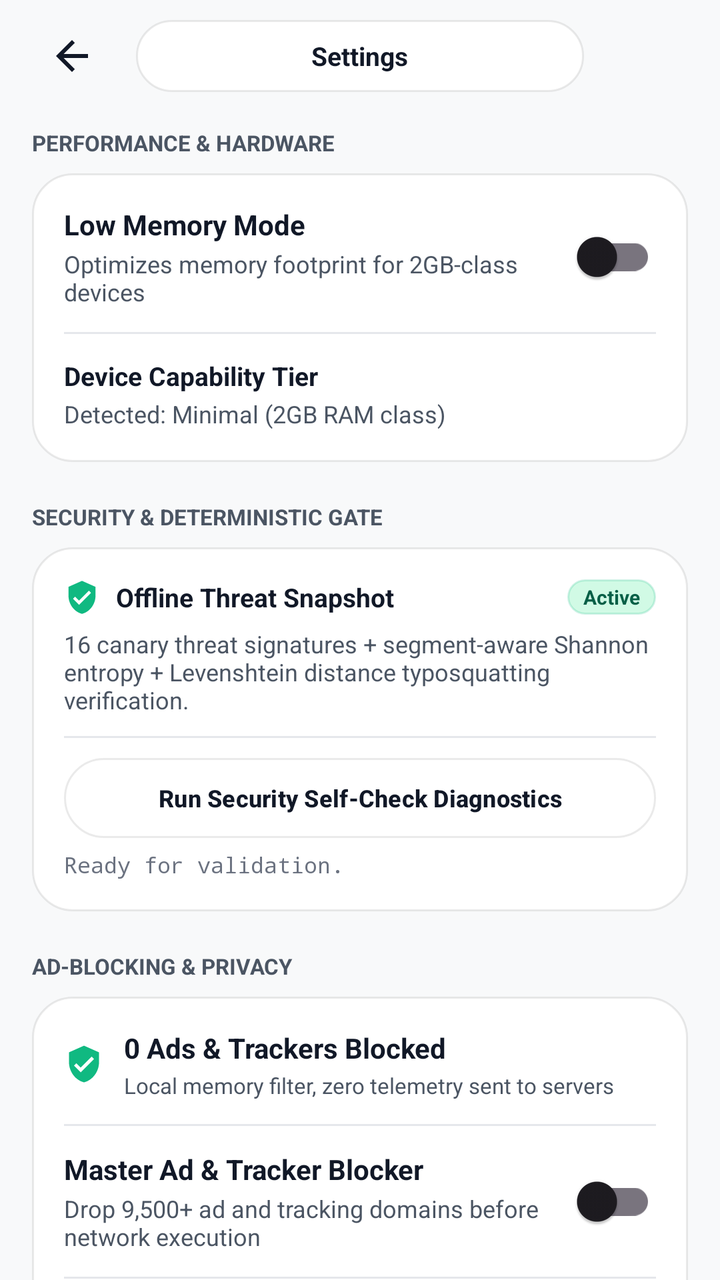
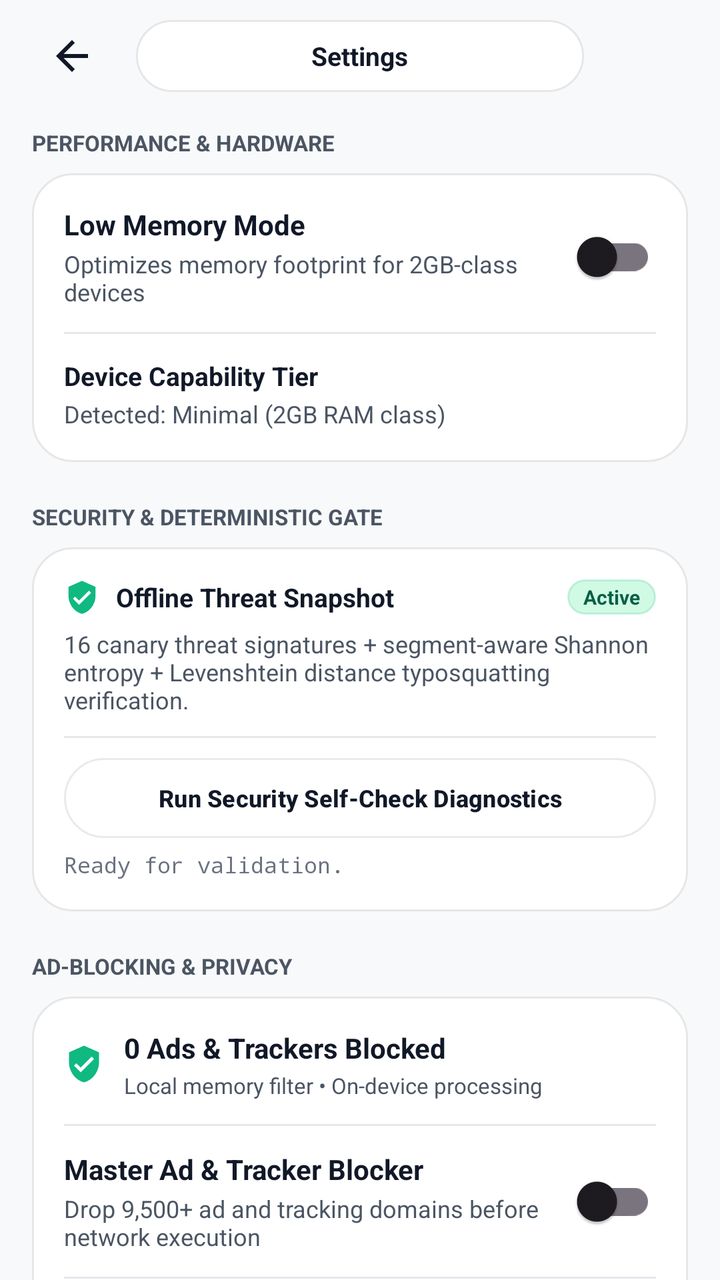

Two renders of the same Android screen: before a commit and after it. Below are the layout's source before the change and the commit's diff.
<!-- AndroidManifest.xml: application theme Theme.NovaBrowser -->
<!-- res/layout/activity_settings.xml -->
<?xml version="1.0" encoding="utf-8"?>
<LinearLayout xmlns:android="http://schemas.android.com/apk/res/android"
    xmlns:app="http://schemas.android.com/apk/res-auto"
    android:layout_width="match_parent"
    android:layout_height="match_parent"
    android:background="@color/canvas_base"
    android:orientation="vertical">

    
    <LinearLayout
        android:id="@+id/settingsHeader"
        android:layout_width="match_parent"
        android:layout_height="56dp"
        android:gravity="center_vertical"
        android:orientation="horizontal"
        android:paddingHorizontal="16dp">

        <ImageButton
            android:id="@+id/btnSettingsBack"
            android:layout_width="40dp"
            android:layout_height="40dp"
            android:background="?attr/selectableItemBackgroundBorderless"
            android:contentDescription="Back"
            android:src="@drawable/ic_arrow_back"
            app:tint="@color/text_primary" />

        <LinearLayout
            android:layout_width="0dp"
            android:layout_height="36dp"
            android:layout_marginHorizontal="12dp"
            android:layout_weight="1"
            android:background="@drawable/bg_glass_pill"
            android:gravity="center"
            android:orientation="horizontal">

            <TextView
                android:layout_width="wrap_content"
                android:layout_height="wrap_content"
                android:text="Settings"
                android:textColor="@color/text_primary"
                android:textSize="13sp"
                android:textStyle="bold" />
        </LinearLayout>

        <View
            android:layout_width="40dp"
            android:layout_height="40dp" />
    </LinearLayout>

    <ScrollView
        android:layout_width="match_parent"
        android:layout_height="match_parent"
        android:scrollbars="none">

        <LinearLayout
            android:layout_width="match_parent"
            android:layout_height="wrap_content"
            android:orientation="vertical"
            android:paddingHorizontal="16dp"
            android:paddingTop="8dp"
            android:paddingBottom="32dp">

            
            <TextView
                android:layout_width="match_parent"
                android:layout_height="wrap_content"
                android:text="PERFORMANCE &amp; HARDWARE"
                android:textColor="@color/text_secondary"
                android:textSize="11sp"
                android:textStyle="bold" />

            <LinearLayout
                android:layout_width="match_parent"
                android:layout_height="wrap_content"
                android:layout_marginTop="8dp"
                android:background="@drawable/bg_glass_card"
                android:elevation="1dp"
                android:orientation="vertical"
                android:padding="16dp">

                <LinearLayout
                    android:layout_width="match_parent"
                    android:layout_height="wrap_content"
                    android:gravity="center_vertical"
                    android:orientation="horizontal">

                    <LinearLayout
                        android:layout_width="0dp"
                        android:layout_height="wrap_content"
                        android:layout_weight="1"
                        android:orientation="vertical">

                        <TextView
                            android:layout_width="match_parent"
                            android:layout_height="wrap_content"
                            android:text="@string/low_memory_mode"
                            android:textColor="@color/text_primary"
                            android:textSize="14sp"
                            android:textStyle="bold" />

                        <TextView
                            android:layout_width="match_parent"
                            android:layout_height="wrap_content"
                            android:layout_marginTop="2dp"
                            android:text="@string/low_memory_desc"
                            android:textColor="@color/text_secondary"
                            android:textSize="12sp" />
                    </LinearLayout>

                    <com.google.android.material.switchmaterial.SwitchMaterial
                        android:id="@+id/switchLowMemory"
                        android:layout_width="wrap_content"
                        android:layout_height="wrap_content" />
                </LinearLayout>

                <View
                    android:layout_width="match_parent"
                    android:layout_height="1dp"
                    android:layout_marginVertical="12dp"
                    android:background="@color/divider" />

                <TextView
                    android:layout_width="match_parent"
                    android:layout_height="wrap_content"
                    android:text="@string/device_tier"
                    android:textColor="@color/text_primary"
                    android:textSize="13sp"
                    android:textStyle="bold" />

                <TextView
                    android:id="@+id/tvDeviceTierInfo"
                    android:layout_width="match_parent"
                    android:layout_height="wrap_content"
                    android:layout_marginTop="2dp"
                    android:text="Detected: Minimal (2GB RAM class)"
                    android:textColor="@color/text_secondary"
                    android:textSize="12sp" />
            </LinearLayout>

            
            <TextView
                android:layout_width="match_parent"
                android:layout_height="wrap_content"
                android:layout_marginTop="20dp"
                android:text="SECURITY &amp; DETERMINISTIC GATE"
                android:textColor="@color/text_secondary"
                android:textSize="11sp"
                android:textStyle="bold" />

            <LinearLayout
                android:layout_width="match_parent"
                android:layout_height="wrap_content"
                android:layout_marginTop="8dp"
                android:background="@drawable/bg_glass_card"
                android:elevation="1dp"
                android:orientation="vertical"
                android:padding="16dp">

                <LinearLayout
                    android:layout_width="match_parent"
                    android:layout_height="wrap_content"
                    android:gravity="center_vertical"
                    android:orientation="horizontal">

                    <ImageView
                        android:layout_width="18dp"
                        android:layout_height="18dp"
                        android:contentDescription="Security"
                        android:src="@drawable/ic_shield_verified"
                        app:tint="@color/risk_safe" />

                    <TextView
                        android:layout_width="0dp"
                        android:layout_height="wrap_content"
                        android:layout_marginStart="8dp"
                        android:layout_weight="1"
                        android:text="Offline Threat Snapshot"
                        android:textColor="@color/text_primary"
                        android:textSize="13sp"
                        android:textStyle="bold" />

                    <TextView
                        android:layout_width="wrap_content"
                        android:layout_height="wrap_content"
                        android:background="@drawable/bg_badge_emerald"
                        android:paddingHorizontal="8dp"
                        android:paddingVertical="2dp"
                        android:text="Active"
                        android:textColor="@color/risk_safe_on_container"
                        android:textSize="10sp"
                        android:textStyle="bold" />
                </LinearLayout>

                <TextView
                    android:layout_width="match_parent"
                    android:layout_height="wrap_content"
                    android:layout_marginTop="6dp"
                    android:text="16 canary threat signatures + segment-aware Shannon entropy + Levenshtein distance typosquatting verification."
                    android:textColor="@color/text_secondary"
                    android:textSize="12sp" />

                <View
                    android:layout_width="match_parent"
                    android:layout_height="1dp"
                    android:layout_marginVertical="10dp"
                    android:background="@color/divider" />

                <Button
                    android:id="@+id/btnRunDiagnostics"
                    android:layout_width="match_parent"
                    android:layout_height="40dp"
                    android:background="@drawable/bg_glass_pill"
                    android:text="Run Security Self-Check Diagnostics"
                    android:textAllCaps="false"
                    android:textColor="@color/text_primary"
                    android:textSize="12sp"
                    android:textStyle="bold"
                    app:backgroundTint="@null" />

                <TextView
                    android:id="@+id/tvDiagnosticsResult"
                    android:layout_width="match_parent"
                    android:layout_height="wrap_content"
                    android:layout_marginTop="6dp"
                    android:fontFamily="monospace"
                    android:text="Ready for validation."
                    android:textColor="@color/text_tertiary"
                    android:textSize="11sp" />
            </LinearLayout>

            
            <TextView
                android:layout_width="match_parent"
                android:layout_height="wrap_content"
                android:layout_marginTop="20dp"
                android:text="AD-BLOCKING &amp; PRIVACY"
                android:textColor="@color/text_secondary"
                android:textSize="11sp"
                android:textStyle="bold" />

            <LinearLayout
                android:layout_width="match_parent"
                android:layout_height="wrap_content"
                android:layout_marginTop="8dp"
                android:background="@drawable/bg_glass_card"
                android:elevation="1dp"
                android:orientation="vertical"
                android:padding="16dp">

                
                <LinearLayout
                    android:layout_width="match_parent"
                    android:layout_height="wrap_content"
                    android:gravity="center_vertical"
                    android:orientation="horizontal">

                    <ImageView
                        android:layout_width="20dp"
                        android:layout_height="20dp"
                        android:src="@drawable/ic_shield_verified"
                        app:tint="@color/accent_emerald" />

                    <LinearLayout
                        android:layout_width="0dp"
                        android:layout_height="wrap_content"
                        android:layout_marginStart="10dp"
                        android:layout_weight="1"
                        android:orientation="vertical">

                        <TextView
                            android:id="@+id/tvSettingsLifetimeBlocked"
                            android:layout_width="wrap_content"
                            android:layout_height="wrap_content"
                            android:text="0 Ads &amp; Trackers Blocked"
                            android:textColor="@color/text_primary"
                            android:textSize="14sp"
                            android:textStyle="bold" />

                        <TextView
                            android:layout_width="wrap_content"
                            android:layout_height="wrap_content"
                            android:layout_marginTop="2dp"
                            android:text="Local memory filter, zero telemetry sent to servers"
                            android:textColor="@color/text_secondary"
                            android:textSize="11sp" />
                    </LinearLayout>
                </LinearLayout>

                <View
                    android:layout_width="match_parent"
                    android:layout_height="1dp"
                    android:layout_marginVertical="12dp"
                    android:background="@color/divider" />

                
                <LinearLayout
                    android:layout_width="match_parent"
                    android:layout_height="wrap_content"
                    android:gravity="center_vertical"
                    android:orientation="horizontal">

                    <LinearLayout
                        android:layout_width="0dp"
                        android:layout_height="wrap_content"
                        android:layout_weight="1"
                        android:orientation="vertical">

                        <TextView
                            android:layout_width="match_parent"
                            android:layout_height="wrap_content"
                            android:text="Master Ad &amp; Tracker Blocker"
                            android:textColor="@color/text_primary"
                            android:textSize="14sp"
                            android:textStyle="bold" />

                        <TextView
                            android:layout_width="match_parent"
                            android:layout_height="wrap_content"
                            android:layout_marginTop="2dp"
                            android:text="Drop 9,500+ ad and tracking domains before network execution"
                            android:textColor="@color/text_secondary"
                            android:textSize="12sp" />
                    </LinearLayout>

                    <com.google.android.material.switchmaterial.SwitchMaterial
                        android:id="@+id/switchAdBlockMaster"
                        android:layout_width="wrap_content"
                        android:layout_height="wrap_content" />
                </LinearLayout>

                <View
                    android:layout_width="match_parent"
                    android:layout_height="1dp"
                    android:layout_marginVertical="12dp"
                    android:background="@color/divider" />

                
                <LinearLayout
                    android:layout_width="match_parent"
                    android:layout_height="wrap_content"
                    android:gravity="center_vertical"
                    android:orientation="horizontal">

                    <LinearLayout
                        android:layout_width="0dp"
                        android:layout_height="wrap_content"
                        android:layout_weight="1"
                        android:orientation="vertical">

                        <TextView
                            android:layout_width="match_parent"
                            android:layout_height="wrap_content"
                            android:text="Cosmetic Element Hiding"
                            android:textColor="@color/text_primary"
                            android:textSize="14sp"
                            android:textStyle="bold" />

                        <TextView
                            android:layout_width="match_parent"
                            android:layout_height="wrap_content"
                            android:layout_marginTop="2dp"
                            android:text="Collapse empty ad slots and white space containers via CSS injection"
                            android:textColor="@color/text_secondary"
                            android:textSize="12sp" />
                    </LinearLayout>

                    <com.google.android.material.switchmaterial.SwitchMaterial
                        android:id="@+id/switchCosmeticFiltering"
                        android:layout_width="wrap_content"
                        android:layout_height="wrap_content" />
                </LinearLayout>

                <View
                    android:layout_width="match_parent"
                    android:layout_height="1dp"
                    android:layout_marginVertical="12dp"
                    android:background="@color/divider" />

                
                <LinearLayout
                    android:layout_width="match_parent"
                    android:layout_height="wrap_content"
                    android:gravity="center_vertical"
                    android:orientation="horizontal">

                    <LinearLayout
                        android:layout_width="0dp"
                        android:layout_height="wrap_content"
                        android:layout_weight="1"
                        android:orientation="vertical">

                        <TextView
                            android:layout_width="match_parent"
                            android:layout_height="wrap_content"
                            android:text="Block Third-Party Cookies"
                            android:textColor="@color/text_primary"
                            android:textSize="14sp"
                            android:textStyle="bold" />

                        <TextView
                            android:layout_width="match_parent"
                            android:layout_height="wrap_content"
                            android:layout_marginTop="2dp"
                            android:text="Isolate cross-site trackers by refusing third-party cookie persistence"
                            android:textColor="@color/text_secondary"
                            android:textSize="12sp" />
                    </LinearLayout>

                    <com.google.android.material.switchmaterial.SwitchMaterial
                        android:id="@+id/switchBlockThirdPartyCookies"
                        android:layout_width="wrap_content"
                        android:layout_height="wrap_content" />
                </LinearLayout>

                <View
                    android:layout_width="match_parent"
                    android:layout_height="1dp"
                    android:layout_marginVertical="12dp"
                    android:background="@color/divider" />

                
                <LinearLayout
                    android:layout_width="match_parent"
                    android:layout_height="wrap_content"
                    android:gravity="center_vertical"
                    android:orientation="horizontal">

                    <LinearLayout
                        android:layout_width="0dp"
                        android:layout_height="wrap_content"
                        android:layout_weight="1"
                        android:orientation="vertical">

                        <TextView
                            android:layout_width="match_parent"
                            android:layout_height="wrap_content"
                            android:text="HTTPS-Only Upgrade"
                            android:textColor="@color/text_primary"
                            android:textSize="14sp"
                            android:textStyle="bold" />

                        <TextView
                            android:layout_width="match_parent"
                            android:layout_height="wrap_content"
                            android:layout_marginTop="2dp"
                            android:text="Automatically elevate unencrypted http:// navigations to secure https://"
                            android:textColor="@color/text_secondary"
                            android:textSize="12sp" />
                    </LinearLayout>

                    <com.google.android.material.switchmaterial.SwitchMaterial
                        android:id="@+id/switchHttpsOnly"
                        android:layout_width="wrap_content"
                        android:layout_height="wrap_content" />
                </LinearLayout>

                <View
                    android:layout_width="match_parent"
                    android:layout_height="1dp"
                    android:layout_marginVertical="12dp"
                    android:background="@color/divider" />

                
                <LinearLayout
                    android:layout_width="match_parent"
                    android:layout_height="wrap_content"
                    android:gravity="center_vertical"
                    android:orientation="horizontal">

                    <LinearLayout
                        android:layout_width="0dp"
                        android:layout_height="wrap_content"
                        android:layout_weight="1"
                        android:orientation="vertical">

                        <TextView
                            android:layout_width="match_parent"
                            android:layout_height="wrap_content"
                            android:text="Send 'Do Not Track' (DNT)"
                            android:textColor="@color/text_primary"
                            android:textSize="14sp"
                            android:textStyle="bold" />

                        <TextView
                            android:layout_width="match_parent"
                            android:layout_height="wrap_content"
                            android:layout_marginTop="2dp"
                            android:text="Transmit legal privacy preference header with all outbound requests"
                            android:textColor="@color/text_secondary"
                            android:textSize="12sp" />
                    </LinearLayout>

                    <com.google.android.material.switchmaterial.SwitchMaterial
                        android:id="@+id/switchDoNotTrack"
                        android:layout_width="wrap_content"
                        android:layout_height="wrap_content" />
                </LinearLayout>

            </LinearLayout>

            
            <TextView
                android:layout_width="match_parent"
                android:layout_height="wrap_content"
                android:layout_marginTop="20dp"
                android:text="DATA &amp; PRIVACY"
                android:textColor="@color/text_secondary"
                android:textSize="11sp"
                android:textStyle="bold" />

            <LinearLayout
                android:layout_width="match_parent"
                android:layout_height="wrap_content"
                android:layout_marginTop="8dp"
                android:background="@drawable/bg_glass_card"
                android:elevation="1dp"
                android:orientation="vertical">

                <Button
                    android:id="@+id/btnSitePermissions"
                    android:layout_width="match_parent"
                    android:layout_height="48dp"
                    android:background="?attr/selectableItemBackground"
                    android:gravity="center_vertical|start"
                    android:paddingHorizontal="16dp"
                    android:text="Site Permissions Manager (Camera, Mic, Location)"
                    android:textAllCaps="false"
                    android:textColor="@color/text_primary"
                    android:textSize="13sp"
                    app:backgroundTint="@null" />

                <View
                    android:layout_width="match_parent"
                    android:layout_height="1dp"
                    android:background="@color/divider" />

                <Button
                    android:id="@+id/btnClearBrowsingData"
                    android:layout_width="match_parent"
                    android:layout_height="48dp"
                    android:background="?attr/selectableItemBackground"
                    android:gravity="center_vertical|start"
                    android:paddingHorizontal="16dp"
                    android:text="Clear Browsing Data (Granular Controls)"
                    android:textAllCaps="false"
                    android:textColor="@color/risk_blocked"
                    android:textSize="13sp"
                    app:backgroundTint="@null" />
            </LinearLayout>

            
            <TextView
                android:layout_width="match_parent"
                android:layout_height="wrap_content"
                android:layout_marginTop="20dp"
                android:text="ABOUT"
                android:textColor="@color/text_secondary"
                android:textSize="11sp"
                android:textStyle="bold" />

            <LinearLayout
                android:layout_width="match_parent"
                android:layout_height="wrap_content"
                android:layout_marginTop="8dp"
                android:background="@drawable/bg_glass_card"
                android:elevation="1dp"
                android:gravity="center_vertical"
                android:orientation="horizontal"
                android:padding="16dp">

                <ImageView
                    android:layout_width="48dp"
                    android:layout_height="48dp"
                    android:contentDescription="NovaBrowser"
                    android:src="@drawable/ic_nova_logo" />

                <LinearLayout
                    android:layout_width="0dp"
                    android:layout_height="wrap_content"
                    android:layout_marginStart="14dp"
                    android:layout_weight="1"
                    android:orientation="vertical">

                    <TextView
                        android:layout_width="match_parent"
                        android:layout_height="wrap_content"
                        android:text="@string/about_nova"
                        android:textColor="@color/text_primary"
                        android:textSize="14sp"
                        android:textStyle="bold" />

                    <TextView
                        android:layout_width="match_parent"
                        android:layout_height="wrap_content"
                        android:layout_marginTop="2dp"
                        android:text="Version 1.0.0 (Liquid System Production UI)"
                        android:textColor="@color/text_secondary"
                        android:textSize="11sp" />
                </LinearLayout>
            </LinearLayout>

        </LinearLayout>
    </ScrollView>
</LinearLayout>
<!-- resources referenced by this layout -->
<resources>
  <color name="accent_emerald">#10B981</color>
  <color name="canvas_base">#F8F9FA</color>
  <color name="divider">#E5E7EB</color>
  <color name="risk_blocked">#EF4444</color>
  <color name="risk_safe">#10B981</color>
  <color name="risk_safe_on_container">#065F46</color>
  <color name="text_primary">#111827</color>
  <color name="text_secondary">#4B5563</color>
  <color name="text_tertiary">#6B7280</color>
  <!-- drawable bg_badge_emerald (drawable) -->
  <?xml version="1.0" encoding="utf-8"?>
  <shape xmlns:android="http://schemas.android.com/apk/res/android"
      android:shape="rectangle">
      <corners android:radius="999dp" />
      <solid android:color="@color/risk_safe_container" />
      <stroke
          android:width="1dp"
          android:color="#3310B981" />
  </shape>
  <!-- drawable bg_glass_card (drawable) -->
  <?xml version="1.0" encoding="utf-8"?>
  <shape xmlns:android="http://schemas.android.com/apk/res/android"
      android:shape="rectangle">
      <corners android:radius="20dp" />
      <solid android:color="@color/surface_bright" />
      <stroke
          android:width="1dp"
          android:color="@color/glass_border" />
  </shape>
  <!-- drawable bg_glass_pill (drawable) -->
  <?xml version="1.0" encoding="utf-8"?>
  <shape xmlns:android="http://schemas.android.com/apk/res/android"
      android:shape="rectangle">
      <corners android:radius="999dp" />
      <solid android:color="@color/glass_elevated" />
      <stroke
          android:width="1dp"
          android:color="@color/glass_border" />
  </shape>
  <!-- drawable ic_arrow_back (drawable) -->
  <vector xmlns:android="http://schemas.android.com/apk/res/android"
      android:width="24dp"
      android:height="24dp"
      android:viewportWidth="24"
      android:viewportHeight="24">
      <path
          android:fillColor="#0F172A"
          android:pathData="M20,11H7.83l5.59,-5.59L12,4l-8,8 8,8 1.41,-1.41L7.83,13H20v-2z" />
  </vector>
  <!-- drawable ic_nova_logo: vector/xml drawable (drawable, 3068 chars, omitted) -->
  <!-- drawable ic_shield_verified (drawable) -->
  <vector xmlns:android="http://schemas.android.com/apk/res/android"
      android:width="24dp"
      android:height="24dp"
      android:viewportWidth="24"
      android:viewportHeight="24">
      <path
          android:fillColor="#FF000000"
          android:pathData="M12,1L3,5v6c0,5.55 3.84,10.74 9,12 5.16,-1.26 9,-6.45 9,-12V5l-9,-4zm-2,16l-4,-4 1.41,-1.41L10,14.17l6.59,-6.59L18,9l-8,8z"/>
  </vector>
  <string name="about_nova">About NovaBrowser</string>
  <string name="device_tier">Device Capability Tier</string>
  <string name="low_memory_desc">Optimizes memory footprint for 2GB-class devices</string>
  <string name="low_memory_mode">Low Memory Mode</string>
  <style name="Theme.NovaBrowser" parent="Theme.Material3.DayNight.NoActionBar">
          <item name="colorPrimary">@color/primary</item>
          <item name="colorPrimaryVariant">@color/primary_variant</item>
          <item name="colorSecondary">@color/accent</item>
          <item name="android:statusBarColor">@color/canvas_base</item>
          <item name="android:windowLightStatusBar">true</item>
          <item name="android:navigationBarColor">@color/canvas_base</item>
          <item name="android:windowLightNavigationBar">true</item>
      </style>
  <color name="risk_safe_container">#D1FAE5</color>
  <color name="surface_bright">#FFFFFF</color>
  <color name="glass_border">#15000000</color>
  <color name="glass_elevated">#F2FFFFFF</color>
  <color name="primary">#111827</color>
  <color name="primary_variant">#1F2937</color>
  <color name="accent">#10B981</color>
</resources>

<!-- the commit's change to res/layout/activity_settings.xml (unified diff, before → after) -->
@@ -280,7 +280,7 @@
                             android:layout_width="wrap_content"
                             android:layout_height="wrap_content"
                             android:layout_marginTop="2dp"
-                            android:text="Local memory filter, zero telemetry sent to servers"
+                            android:text="Local memory filter • On-device processing"
                             android:textColor="@color/text_secondary"
                             android:textSize="11sp" />
                     </LinearLayout>
